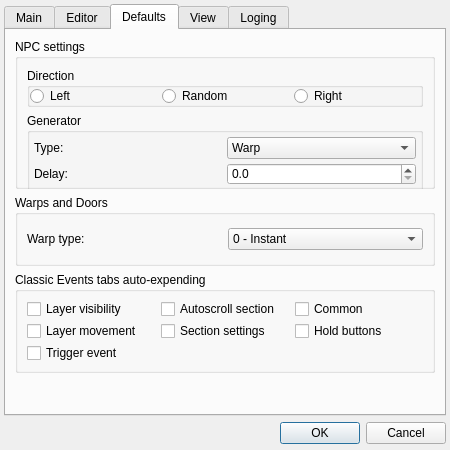
This is Editor/main_window/tools/app_settings.ui in WohlSoft/Moondust-Project as Qt 5 draws it before an edit. The edited form follows.
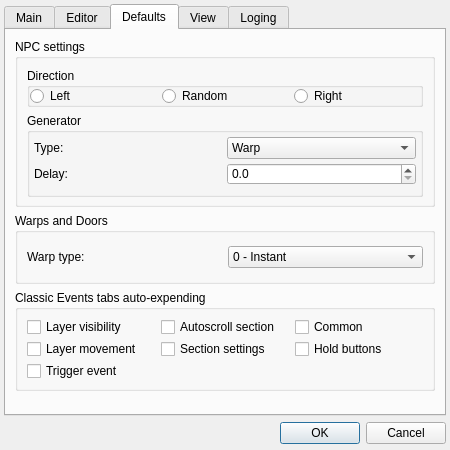
This is the edited form. The open tabs and pages were chosen to show the change. Icons and pictures are not drawn.

Commit message: Fixed clash of the GUI (Issue #137)

Diff of the .ui file:
```diff
--- a/Editor/main_window/tools/app_settings.ui
+++ b/Editor/main_window/tools/app_settings.ui
@@ -497,7 +497,7 @@
          <property name="minimumSize">
           <size>
            <width>0</width>
-           <height>150</height>
+           <height>168</height>
           </size>
          </property>
          <property name="title">
```
